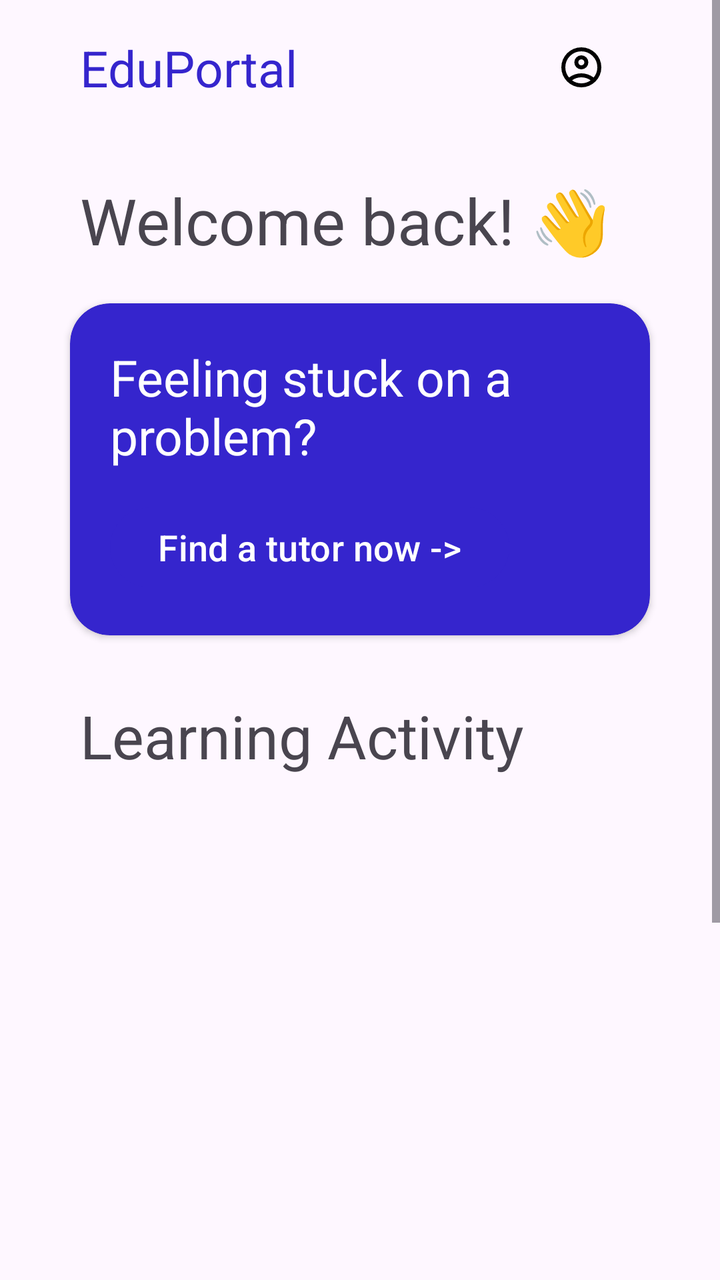
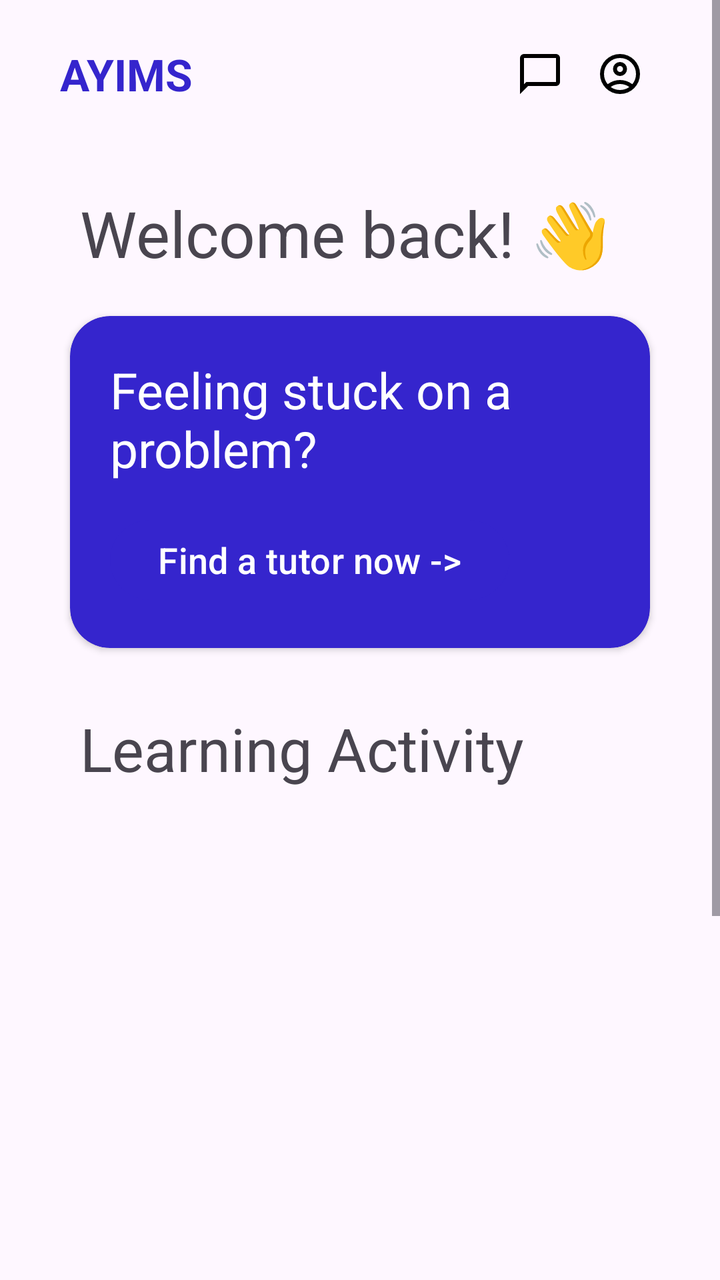

An Android layout rendered at two revisions. The XML below is the earlier revision; the diff shows what the commit changed to produce the second picture.
<!-- AndroidManifest.xml: application theme Theme.MyTutor -->
<!-- res/layout/fragment_home.xml -->
<?xml version="1.0" encoding="utf-8"?>
<ScrollView xmlns:android="http://schemas.android.com/apk/res/android"
    xmlns:tools="http://schemas.android.com/tools"
    android:layout_width="match_parent"
    android:layout_height="match_parent"
    xmlns:app="http://schemas.android.com/apk/res-auto"
    tools:context=".HomeFragment">

    <LinearLayout
        android:layout_width="match_parent"
        android:layout_height="match_parent"
        android:orientation="vertical">
        <LinearLayout
            android:layout_width="match_parent"
            android:layout_height="wrap_content"
            android:layout_marginTop="17dp"
            android:layout_marginHorizontal="40dp"
            android:orientation="horizontal">
            <TextView
                android:layout_width="wrap_content"
                android:layout_height="wrap_content"
                android:textColor="@color/btn"
                android:text="EduPortal"
                android:textSize="25sp"/>

            <TextView
                android:id="@+id/profileIcon"
                android:layout_width="wrap_content"
                android:layout_height="wrap_content"
                android:textSize="25sp"
                android:layout_marginStart="130dp"
                android:clickable="true"
                android:focusable="true"
                android:drawableLeft="@drawable/outline_account_circle_24"/>
            <TextView
                android:layout_width="wrap_content"
                android:layout_height="wrap_content"
                android:textSize="25sp"
                android:layout_marginStart="16dp"
                android:drawableLeft="@drawable/outline_chat_bubble_24"/>

        </LinearLayout>

        <TextView
            android:id="@+id/welcomeText"
            android:layout_width="wrap_content"
            android:layout_height="wrap_content"
            android:textSize="32sp"
            android:layout_marginTop="38dp"
            android:layout_marginStart="40dp"
            android:text="Welcome back! 👋"/>

        <androidx.cardview.widget.CardView
            android:layout_width="match_parent"
            android:layout_height="wrap_content"
            app:cardCornerRadius="20dp"
            android:layout_marginTop="20dp"
            android:backgroundTint="@color/btn"
            android:layout_marginHorizontal="35dp">

            <LinearLayout
                android:layout_width="match_parent"
                android:layout_height="match_parent"
                android:paddingHorizontal="20dp"
                android:paddingVertical="20dp"
                android:orientation="vertical">
                <TextView
                    android:layout_width="wrap_content"
                    android:layout_height="wrap_content"
                    android:text="Feeling stuck on a problem?"
                    android:textColor="@color/white"
                    android:textSize="25sp"/>

                <Button
                    android:id="@+id/findtutor"
                    android:layout_width="wrap_content"
                    android:layout_height="wrap_content"
                    android:textColor="@color/white"
                    android:layout_marginTop="15dp"
                    android:backgroundTint="@color/btn"
                    android:clickable="true"
                    android:text="Find a tutor now ->"
                    android:textSize="18sp"/>
            </LinearLayout>

        </androidx.cardview.widget.CardView>

   <TextView
       android:layout_width="wrap_content"
       android:layout_height="wrap_content"
       android:text="Learning Activity"
       android:textSize="30sp"
       android:layout_marginTop="30dp"
       android:layout_marginStart="40dp"/>

        <ListView
            android:id="@+id/sessionListView"
            android:layout_width="match_parent"
            android:layout_height="500dp"
            android:layout_marginHorizontal="40dp"
            android:layout_gravity="center"
            android:divider="@null"
            android:dividerHeight="0dp"/>
    </LinearLayout>

</ScrollView>
<!-- resources referenced by this layout -->
<resources>
  <color name="btn">#3525CD</color>
  <color name="white">#FFFFFFFF</color>
  <!-- drawable outline_account_circle_24 (drawable) -->
  <vector xmlns:android="http://schemas.android.com/apk/res/android" android:height="24dp" android:tint="#000000" android:viewportHeight="960" android:viewportWidth="960" android:width="24dp">
        
      <path android:fillColor="@android:color/white" android:pathData="M234,684Q285,645 348,622.5Q411,600 480,600Q549,600 612,622.5Q675,645 726,684Q761,643 780.5,591Q800,539 800,480Q800,347 706.5,253.5Q613,160 480,160Q347,160 253.5,253.5Q160,347 160,480Q160,539 179.5,591Q199,643 234,684ZM380.5,479.5Q340,439 340,380Q340,321 380.5,280.5Q421,240 480,240Q539,240 579.5,280.5Q620,321 620,380Q620,439 579.5,479.5Q539,520 480,520Q421,520 380.5,479.5ZM480,880Q397,880 324,848.5Q251,817 197,763Q143,709 111.5,636Q80,563 80,480Q80,397 111.5,324Q143,251 197,197Q251,143 324,111.5Q397,80 480,80Q563,80 636,111.5Q709,143 763,197Q817,251 848.5,324Q880,397 880,480Q880,563 848.5,636Q817,709 763,763Q709,817 636,848.5Q563,880 480,880ZM580,784.5Q627,769 666,740Q627,711 580,695.5Q533,680 480,680Q427,680 380,695.5Q333,711 294,740Q333,769 380,784.5Q427,800 480,800Q533,800 580,784.5ZM523,423Q540,406 540,380Q540,354 523,337Q506,320 480,320Q454,320 437,337Q420,354 420,380Q420,406 437,423Q454,440 480,440Q506,440 523,423ZM480,380Q480,380 480,380Q480,380 480,380Q480,380 480,380Q480,380 480,380Q480,380 480,380Q480,380 480,380Q480,380 480,380Q480,380 480,380ZM480,740Q480,740 480,740Q480,740 480,740Q480,740 480,740Q480,740 480,740Q480,740 480,740Q480,740 480,740Q480,740 480,740Q480,740 480,740Z"/>
      
  </vector>
  <!-- drawable outline_chat_bubble_24 (drawable) -->
  <vector xmlns:android="http://schemas.android.com/apk/res/android" android:height="24dp" android:tint="#000000" android:viewportHeight="960" android:viewportWidth="960" android:width="24dp">
        
      <path android:fillColor="@android:color/white" android:pathData="M80,880L80,160Q80,127 103.5,103.5Q127,80 160,80L800,80Q833,80 856.5,103.5Q880,127 880,160L880,640Q880,673 856.5,696.5Q833,720 800,720L240,720L80,880ZM206,640L800,640Q800,640 800,640Q800,640 800,640L800,160Q800,160 800,160Q800,160 800,160L160,160Q160,160 160,160Q160,160 160,160L160,685L206,640ZM160,640L160,640L160,160Q160,160 160,160Q160,160 160,160L160,160Q160,160 160,160Q160,160 160,160L160,640Q160,640 160,640Q160,640 160,640Z"/>
      
  </vector>
  <style name="Theme.MyTutor" parent="Base.Theme.MyTutor" />
  <style name="Base.Theme.MyTutor" parent="Theme.Material3.DayNight.NoActionBar">
          
          
      </style>
</resources>

<!-- the commit's change to res/layout/fragment_home.xml (unified diff, before → after) -->
@@ -10,36 +10,42 @@
         android:layout_width="match_parent"
         android:layout_height="match_parent"
         android:orientation="vertical">
+
         <LinearLayout
             android:layout_width="match_parent"
             android:layout_height="wrap_content"
             android:layout_marginTop="17dp"
-            android:layout_marginHorizontal="40dp"
+            android:layout_marginHorizontal="30dp"
+            android:gravity="center_vertical"
             android:orientation="horizontal">
             <TextView
+                android:layout_width="0dp"
+                android:layout_weight="1"
+                android:layout_height="wrap_content"
+                android:textColor="@color/btn"
+                android:text="AYIMS"
+                android:textStyle="bold"
+                android:textSize="22sp"/>
+
+            <TextView
+                android:id="@+id/chatIcon"
                 android:layout_width="wrap_content"
                 android:layout_height="wrap_content"
-                android:textColor="@color/btn"
-                android:text="EduPortal"
-                android:textSize="25sp"/>
+                android:padding="8dp"
+                app:drawableStartCompat="@drawable/outline_chat_bubble_24"
+                app:drawableTint="@color/black"/>
 
             <TextView
                 android:id="@+id/profileIcon"
                 android:layout_width="wrap_content"
                 android:layout_height="wrap_content"
-                android:textSize="25sp"
-                android:layout_marginStart="130dp"
+                android:padding="8dp"
                 android:clickable="true"
                 android:focusable="true"
-                android:drawableLeft="@drawable/outline_account_circle_24"/>
-            <TextView
-                android:layout_width="wrap_content"
-                android:layout_height="wrap_content"
-                android:textSize="25sp"
-                android:layout_marginStart="16dp"
-                android:drawableLeft="@drawable/outline_chat_bubble_24"/>
+                app:drawableStartCompat="@drawable/outline_account_circle_24"
+                app:drawableTint="@color/black"/>
+        </LinearLayout>
 
-        </LinearLayout>
 
         <TextView
             android:id="@+id/welcomeText"
<!-- resource entries referenced after the edit -->
@@ -1,5 +1,6 @@
 <!-- resources referenced by this layout -->
 <resources>
+  <color name="black">#FF000000</color>
   <color name="btn">#3525CD</color>
   <color name="white">#FFFFFFFF</color>
   <!-- drawable outline_account_circle_24 (drawable) -->
